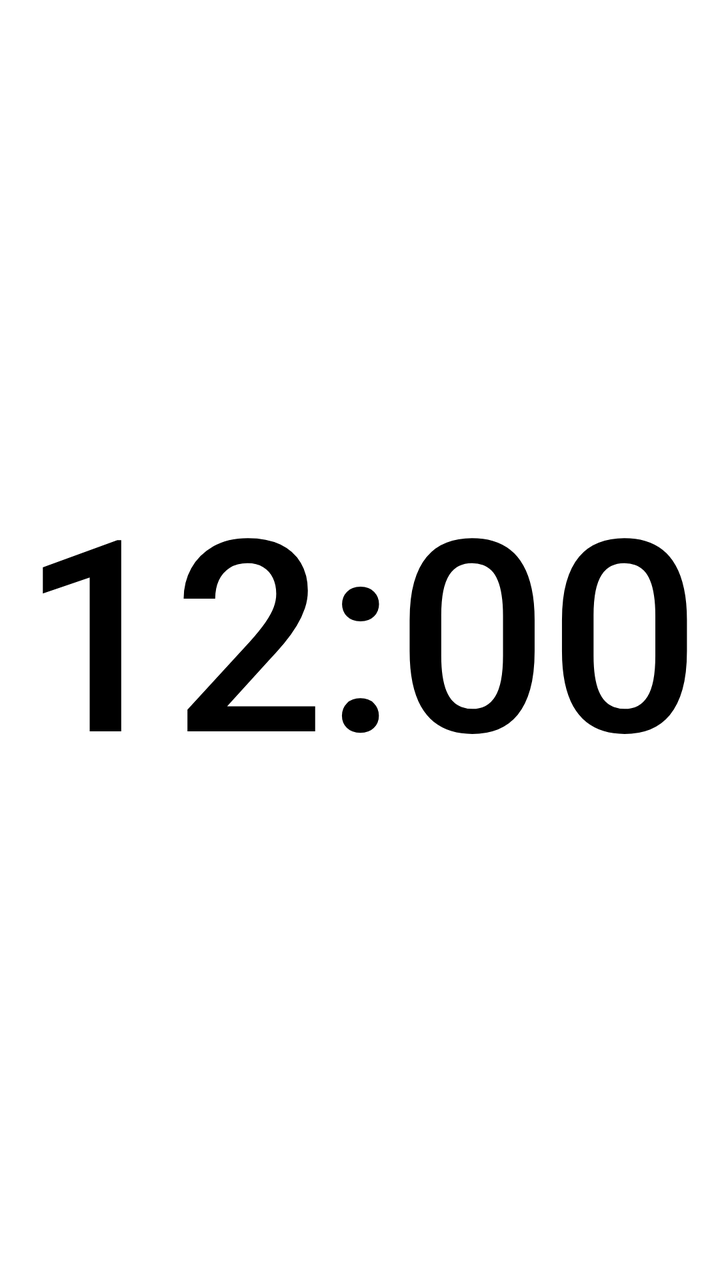
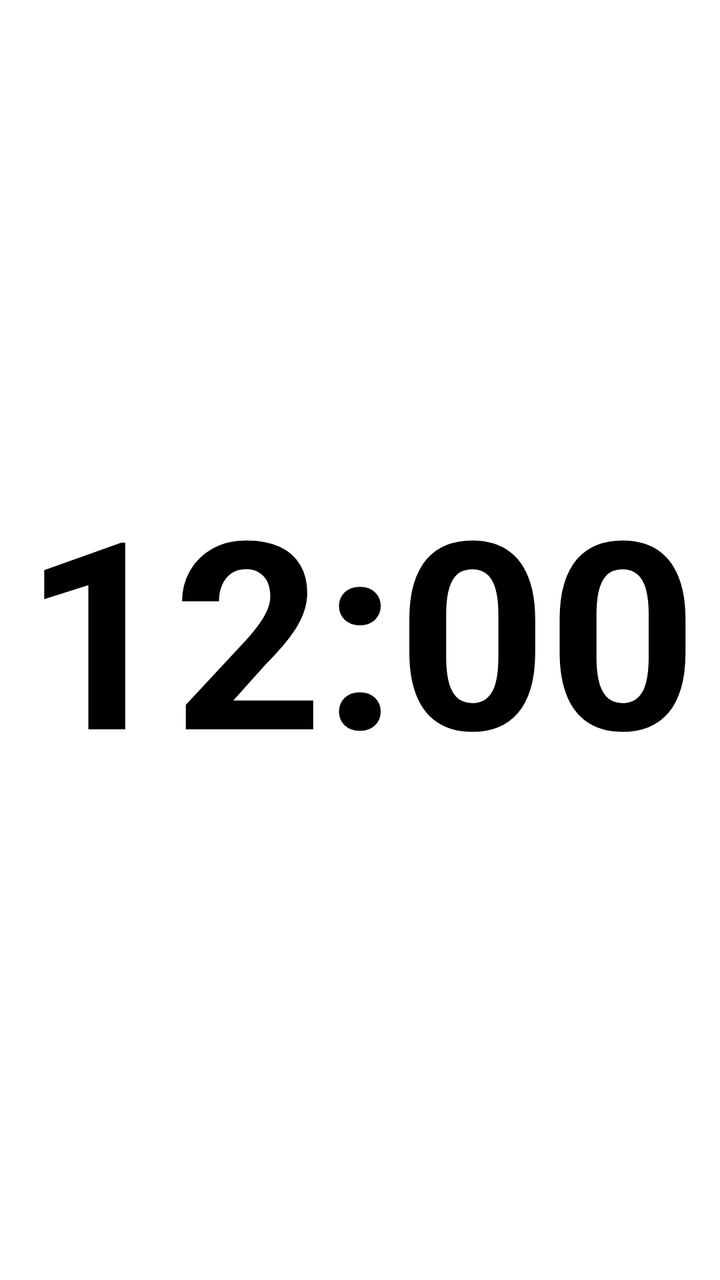

Screens rendered from an Android XML layout before and after an edit, with the pre-edit source and the edit as a unified diff.
<!-- AndroidManifest.xml: application theme AppTheme -->
<!-- res/layout/ul_clock_compact.xml -->
<?xml version="1.0" encoding="utf-8"?>
<FrameLayout xmlns:android="http://schemas.android.com/apk/res/android"
    android:id="@+id/ul_clock_card"
    android:layout_width="match_parent"
    android:layout_height="match_parent"
    android:background="@drawable/ul_clock_card_light"
    android:padding="@dimen/ul_clock_padding">

    <TextClock
        android:id="@+id/ul_clock_time"
        android:layout_width="match_parent"
        android:layout_height="match_parent"
        android:gravity="center"
        android:maxLines="1"
        android:includeFontPadding="false"
        android:fontFamily="sans-serif-medium"
        android:fontFeatureSettings="tnum"
        android:format12Hour="h:mm"
        android:format24Hour="HH:mm"
        android:textColor="#000000"
        android:autoSizeTextType="uniform"
        android:autoSizeMinTextSize="14sp"
        android:autoSizeMaxTextSize="160sp"
        android:autoSizeStepGranularity="1sp" />
</FrameLayout>
<!-- resources referenced by this layout -->
<resources>
  <dimen name="ul_clock_padding">10dp</dimen>
  <!-- drawable ul_clock_card_light (drawable) -->
  <?xml version="1.0" encoding="utf-8"?>
  <shape xmlns:android="http://schemas.android.com/apk/res/android" android:shape="rectangle">
      <solid android:color="#FFFFFF" />
      <corners android:radius="@dimen/ul_clock_corner_radius" />
  </shape>
  <style name="AppTheme" parent="@style/LauncherTheme" />
  <dimen name="ul_clock_corner_radius">36dp</dimen>
  <style name="DynamicColorsBaseLauncherTheme" parent="@style/BaseLauncherTheme">
      </style>
  <color name="materialColorSurfaceContainerHigh">@android:color/system_neutral1_100</color>
  <color name="materialColorSurfaceDim">@android:color/system_neutral1_200</color>
  <color name="materialColorSurfaceContainerHighest">@android:color/system_neutral1_200</color>
  <color name="materialColorSurfaceContainerLow">@android:color/system_neutral1_50</color>
  <color name="materialColorSurfaceBright">@android:color/system_neutral1_10</color>
  <color name="materialColorOutlineVariant">@android:color/system_neutral2_200</color>
  <color name="popup_color_primary_light">#FFF</color>
  <color name="popup_color_secondary_light">#F1F3F4</color>
  <color name="popup_color_tertiary_light">#E0E0E0</color>
  <color name="system_on_surface_light">@android:color/system_neutral1_900</color>
  <color name="popup_shade_first_light">#F9F9F9</color>
  <color name="popup_shade_second_light">#F1F1F1</color>
  <color name="popup_shade_third_light">#E2E2E2</color>
  <color name="popup_notification_dot_light">#FFF</color>
  <color name="notification_dot_color_light">#6DD58C</color>
  <color name="workspace_text_color_light">#FFF</color>
  <color name="page_indicator_dot_color_light">@android:color/system_accent1_600</color>
  <color name="page_indicator_arrow_bg_light">#000000</color>
  <color name="materialColorSecondaryFixed">@android:color/system_accent2_100</color>
  <color name="materialColorOnSecondaryFixedVariant">@android:color/system_accent2_700</color>
  <color name="folder_preview_light">#7FCFFF</color>
  <color name="folder_background_light">#EFEDED</color>
  <color name="folder_text_color_light">#1F1F1F</color>
  <color name="folder_hint_text_color_light">#444746</color>
  <color name="materialColorSurfaceContainerLowest">@android:color/system_neutral1_0</color>
  <color name="materialColorOnSurfaceVariant">@android:color/system_neutral2_700</color>
  <color name="workspace_accent_color_light">#D3E3FD</color>
  <color name="workspace_surface_color">#D3E3FD</color>
  <color name="drop_target_hover_text_color_light">#041E49</color>
  <color name="drop_target_hover_button_color_light">#D3E3FD</color>
  <color name="preload_icon_accent_color_light">#00668B</color>
  <color name="preload_icon_background_color_light">#B5CAD7</color>
  <style name="SwitchStyle" parent="@android:style/Widget.Material.CompoundButton.Switch">
          <item name="android:switchMinWidth">52dp</item>
          <item name="android:thumb">@drawable/home_settings_switch_thumb</item>
          <item name="android:track">@drawable/home_settings_switch_track</item>
      </style>
  <color name="materialColorOnSurface">@android:color/system_neutral1_900</color>
  <color name="widget_picker_header_app_title_color_light">@color/system_on_surface_light</color>
  <color name="widget_picker_header_app_subtitle_color_light">@color/system_on_surface_variant_light</color>
  <color name="widget_picker_search_text_color_light">@color/system_on_surface_variant_light</color>
  <color name="widget_cell_title_color_light">@color/system_on_surface_light</color>
  <color name="widget_cell_subtitle_color_light">@color/system_on_surface_variant_light</color>
  <color name="system_on_surface_variant_light">@android:color/system_neutral2_700</color>
  <!-- unchanged entries left out for length: 6 -->
</resources>

<!-- the commit's change to res/layout/ul_clock_compact.xml (unified diff, before → after) -->
@@ -13,7 +13,8 @@
         android:gravity="center"
         android:maxLines="1"
         android:includeFontPadding="false"
-        android:fontFamily="sans-serif-medium"
+        android:fontFamily="sans-serif"
+        android:textStyle="bold"
         android:fontFeatureSettings="tnum"
         android:format12Hour="h:mm"
         android:format24Hour="HH:mm"
